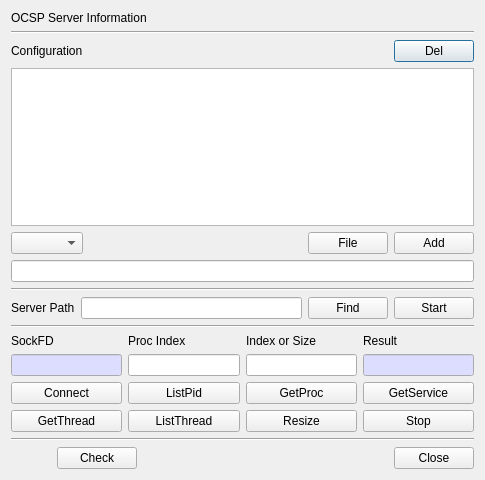
Old version of the form CertMan/pki_srv_dlg.ui in the repository jykim74/CertMan.
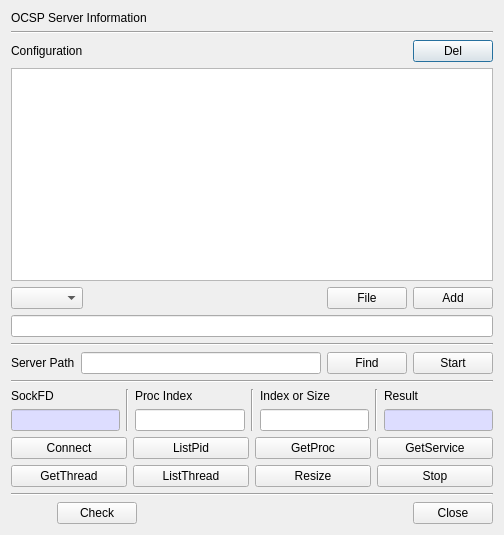
New version of the form. Icons and pictures are not drawn.

Commit message: UI 개선

Patch:
```diff
--- a/CertMan/pki_srv_dlg.ui
+++ b/CertMan/pki_srv_dlg.ui
@@ -6,8 +6,8 @@
    <rect>
     <x>0</x>
     <y>0</y>
-    <width>485</width>
-    <height>480</height>
+    <width>504</width>
+    <height>535</height>
    </rect>
   </property>
   <property name="windowTitle">
@@ -156,8 +156,19 @@
      <property name="topMargin">
       <number>0</number>
      </property>
-     <item row="1" column="1">
-      <widget class="QLineEdit" name="mProcText"/>
+     <item row="0" column="6">
+      <widget class="QLabel" name="label_7">
+       <property name="text">
+        <string>Result</string>
+       </property>
+      </widget>
+     </item>
+     <item row="0" column="4">
+      <widget class="QLabel" name="label_6">
+       <property name="text">
+        <string>Index or Size</string>
+       </property>
+      </widget>
      </item>
      <item row="1" column="0">
       <widget class="QLineEdit" name="mSockText">
@@ -193,41 +204,7 @@
        </property>
       </widget>
      </item>
-     <item row="1" column="3">
-      <widget class="QLineEdit" name="mResText">
-       <property name="palette">
-        <palette>
-         <active>
-          <colorrole role="Base">
-           <brush brushstyle="SolidPattern">
-            <color alpha="255">
-             <red>221</red>
-             <green>221</green>
-             <blue>255</blue>
-            </color>
-           </brush>
-          </colorrole>
-         </active>
-         <inactive>
-          <colorrole role="Base">
-           <brush brushstyle="SolidPattern">
-            <color alpha="255">
-             <red>221</red>
-             <green>221</green>
-             <blue>255</blue>
-            </color>
-           </brush>
-          </colorrole>
-         </inactive>
-         <disabled/>
-        </palette>
-       </property>
-       <property name="readOnly">
-        <bool>true</bool>
-       </property>
-      </widget>
-     </item>
-     <item row="1" column="2">
+     <item row="1" column="4">
       <widget class="QLineEdit" name="mIndexText"/>
      </item>
      <item row="0" column="0">
@@ -237,24 +214,68 @@
        </property>
       </widget>
      </item>
-     <item row="0" column="1">
+     <item row="1" column="6">
+      <widget class="QLineEdit" name="mResText">
+       <property name="palette">
+        <palette>
+         <active>
+          <colorrole role="Base">
+           <brush brushstyle="SolidPattern">
+            <color alpha="255">
+             <red>221</red>
+             <green>221</green>
+             <blue>255</blue>
+            </color>
+           </brush>
+          </colorrole>
+         </active>
+         <inactive>
+          <colorrole role="Base">
+           <brush brushstyle="SolidPattern">
+            <color alpha="255">
+             <red>221</red>
+             <green>221</green>
+             <blue>255</blue>
+            </color>
+           </brush>
+          </colorrole>
+         </inactive>
+         <disabled/>
+        </palette>
+       </property>
+       <property name="readOnly">
+        <bool>true</bool>
+       </property>
+      </widget>
+     </item>
+     <item row="1" column="2">
+      <widget class="QLineEdit" name="mProcText"/>
+     </item>
+     <item row="0" column="2">
       <widget class="QLabel" name="label_5">
        <property name="text">
         <string>Proc Index</string>
        </property>
       </widget>
      </item>
-     <item row="0" column="2">
-      <widget class="QLabel" name="label_6">
-       <property name="text">
-        <string>Index or Size</string>
+     <item row="0" column="1" rowspan="2">
+      <widget class="Line" name="line_5">
+       <property name="orientation">
+        <enum>Qt::Vertical</enum>
        </property>
       </widget>
      </item>
-     <item row="0" column="3">
-      <widget class="QLabel" name="label_7">
-       <property name="text">
-        <string>Result</string>
+     <item row="0" column="3" rowspan="2">
+      <widget class="Line" name="line_6">
+       <property name="orientation">
+        <enum>Qt::Vertical</enum>
+       </property>
+      </widget>
+     </item>
+     <item row="0" column="5" rowspan="2">
+      <widget class="Line" name="line_7">
+       <property name="orientation">
+        <enum>Qt::Vertical</enum>
        </property>
       </widget>
      </item>
```
Left out of the diff: 56 changed lines with no effect on the pictures. The commit also changes 1 other file.
